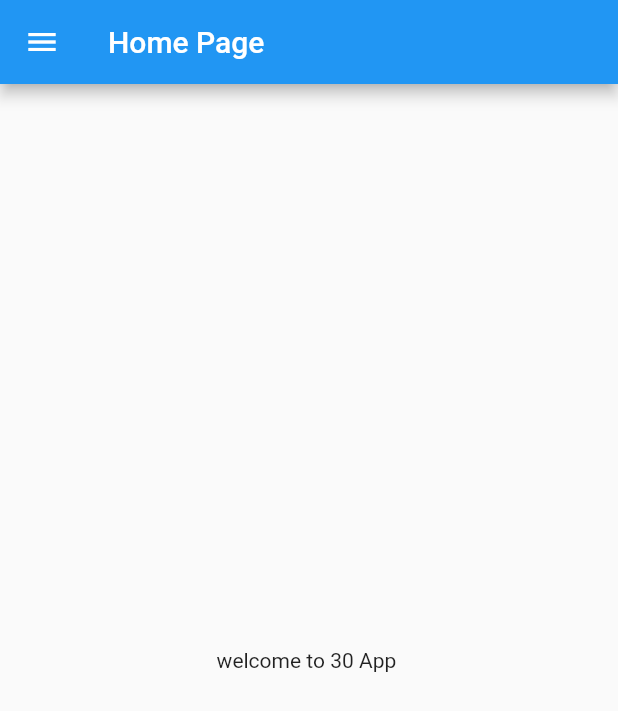
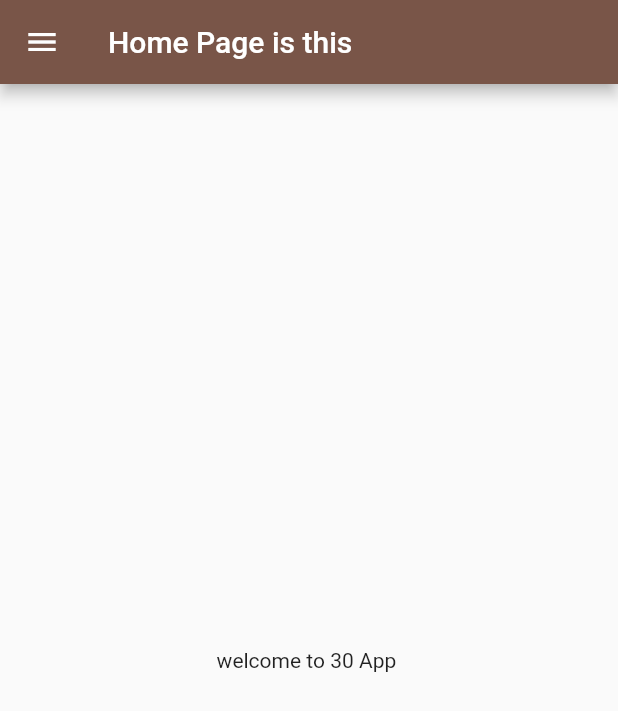
Before and after one commit to trikala/FlutterIntro, a Flutter app: the HomePage screen opened directly, on a phone screen of 412 x 824 dp. Shown: the top 711 px of the screen. Run offline on Flutter 3.47's test engine with Material 2 defaults, Android fonts, the phone set to English and light mode, and no system bars.

Commit message:
day 3 completed

```diff
--- a/lib/home_page.dart
+++ b/lib/pages/home_page.dart
@@ -2,12 +2,12 @@ import 'package:flutter/material.dart';
 
 class HomePage extends StatelessWidget {
   // const HomePage({super.key});
-  int days=30;
+  var days=30;
   @override
   Widget build(BuildContext context) {
     return Scaffold(
       appBar: AppBar(
-        title: const Text("Home Page"),
+        title: const Text("Home Page is this"),
       ),
       drawer: const Drawer(),
       body: Center(
@@ -15,6 +15,7 @@ class HomePage extends StatelessWidget {
           child: Text("welcome to $days App "),
         ),
       ),
+      // footer:Footer()
     );
   }
 }
```
Also changed, not shown: lib/main.dart (+15 -4 lines), lib/pages/login_page.dart (added, +23 -0 lines).
